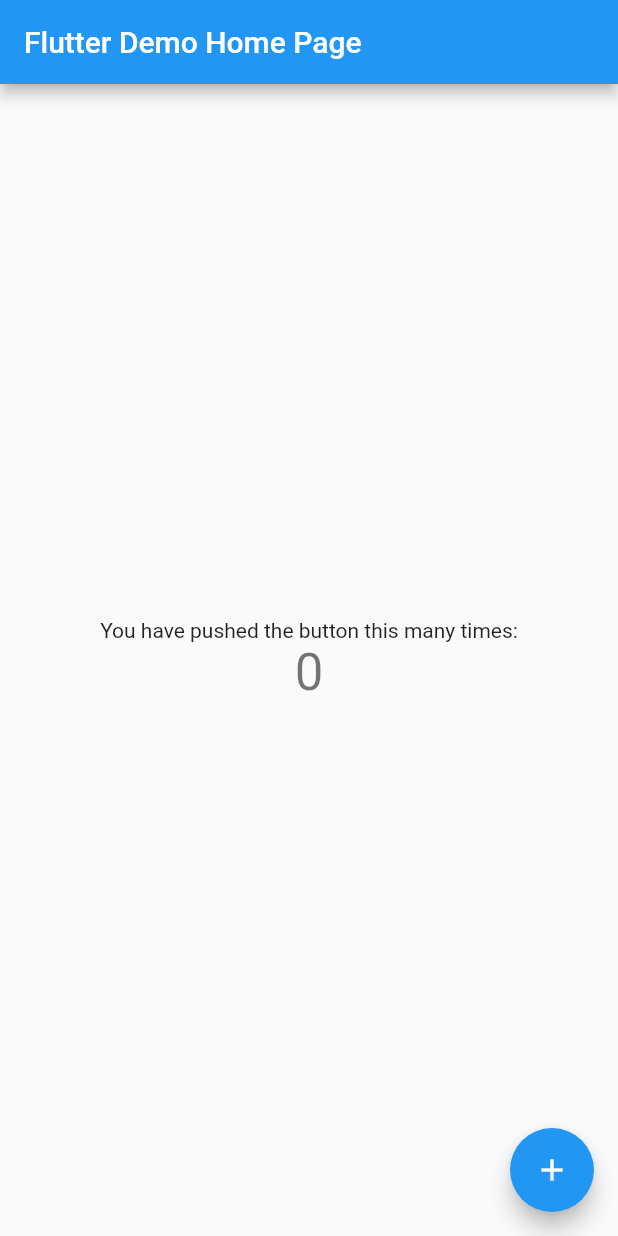
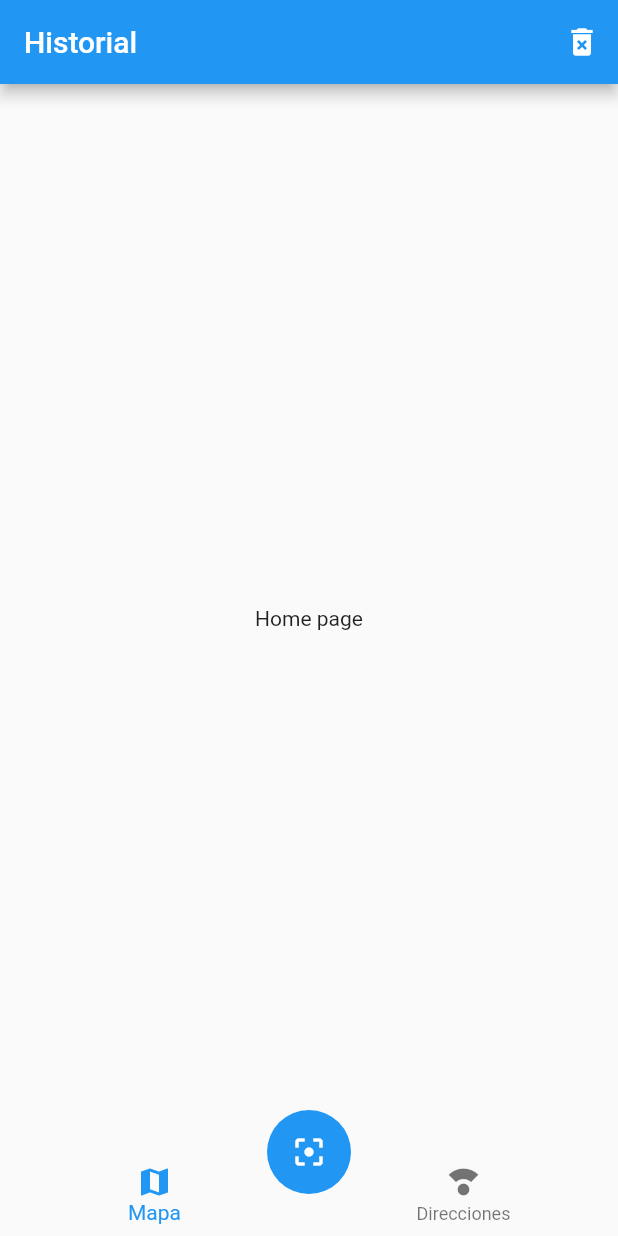
Before and after one commit to alcampospalacios/Flutter_qrreader, a Flutter app: the screen it shows after launch, on a phone screen of 412 x 824 dp. Run offline on Flutter 3.47's test engine with Material 2 defaults, Android fonts, the phone set to English and light mode, and no system bars.

Commit message:
[Added] home screen

```diff
--- a/lib/main.dart
+++ b/lib/main.dart
@@ -1,113 +1,6 @@
 import 'package:flutter/material.dart';
+import 'package:qrreader/src/app.dart';
 
 void main() {
   runApp(MyApp());
 }
-
-class MyApp extends StatelessWidget {
-  // This widget is the root of your application.
-  @override
-  Widget build(BuildContext context) {
-    return MaterialApp(
-      title: 'Flutter Demo',
-      theme: ThemeData(
-        // This is the theme of your application.
-        //
-        // Try running your application with "flutter run". You'll see the
-        // application has a blue toolbar. Then, without quitting the app, try
-        // changing the primarySwatch below to Colors.green and then invoke
-        // "hot reload" (press "r" in the console where you ran "flutter run",
-        // or simply save your changes to "hot reload" in a Flutter IDE).
-        // Notice that the counter didn't reset back to zero; the application
-        // is not restarted.
-        primarySwatch: Colors.blue,
-      ),
-      home: MyHomePage(title: 'Flutter Demo Home Page'),
-    );
-  }
-}
-
-class MyHomePage extends StatefulWidget {
-  MyHomePage({Key? key, required this.title}) : super(key: key);
-
-  // This widget is the home page of your application. It is stateful, meaning
-  // that it has a State object (defined below) that contains fields that affect
-  // how it looks.
-
-  // This class is the configuration for the state. It holds the values (in this
-  // case the title) provided by the parent (in this case the App widget) and
-  // used by the build method of the State. Fields in a Widget subclass are
-  // always marked "final".
-
-  final String title;
-
-  @override
-  _MyHomePageState createState() => _MyHomePageState();
-}
-
-class _MyHomePageState extends State<MyHomePage> {
-  int _counter = 0;
-
-  void _incrementCounter() {
-    setState(() {
-      // This call to setState tells the Flutter framework that something has
-      // changed in this State, which causes it to rerun the build method below
-      // so that the display can reflect the updated values. If we changed
-      // _counter without calling setState(), then the build method would not be
-      // called again, and so nothing would appear to happen.
-      _counter++;
-    });
-  }
-
-  @override
-  Widget build(BuildContext context) {
-    // This method is rerun every time setState is called, for instance as done
-    // by the _incrementCounter method above.
-    //
-    // The Flutter framework has been optimized to make rerunning build methods
-    // fast, so that you can just rebuild anything that needs updating rather
-    // than having to individually change instances of widgets.
-    return Scaffold(
-      appBar: AppBar(
-        // Here we take the value from the MyHomePage object that was created by
-        // the App.build method, and use it to set our appbar title.
-        title: Text(widget.title),
-      ),
-      body: Center(
-        // Center is a layout widget. It takes a single child and positions it
-        // in the middle of the parent.
-        child: Column(
-          // Column is also a layout widget. It takes a list of children and
-          // arranges them vertically. By default, it sizes itself to fit its
-          // children horizontally, and tries to be as tall as its parent.
-          //
-          // Invoke "debug painting" (press "p" in the console, choose the
-          // "Toggle Debug Paint" action from the Flutter Inspector in Android
-          // Studio, or the "Toggle Debug Paint" command in Visual Studio Code)
-          // to see the wireframe for each widget.
-          //
-          // Column has various properties to control how it sizes itself and
-          // how it positions its children. Here we use mainAxisAlignment to
-          // center the children vertically; the main axis here is the vertical
-          // axis because Columns are vertical (the cross axis would be
-          // horizontal).
-          mainAxisAlignment: MainAxisAlignment.center,
-          children: <Widget>[
-            Text(
-              'You have pushed the button this many times:',
-            ),
-            Text(
-              '$_counter',
-              style: Theme.of(context).textTheme.headline4,
-            ),
-          ],
-        ),
-      ),
-      floatingActionButton: FloatingActionButton(
-        onPressed: _incrementCounter,
-        tooltip: 'Increment',
-        child: Icon(Icons.add),
-      ), // This trailing comma makes auto-formatting nicer for build methods.
-    );
-  }
-}
--- /dev/null
+++ b/lib/src/app.dart
@@ -0,0 +1,18 @@
+import 'package:flutter/material.dart';
+
+import 'package:flutter/services.dart';
+import 'package:qrreader/src/routes/routes.dart';
+
+class MyApp extends StatelessWidget {
+  // This widget is the root of your application.
+  @override
+  Widget build(BuildContext context) {
+    SystemChrome.setSystemUIOverlayStyle(SystemUiOverlayStyle.light);
+
+    return MaterialApp(
+        debugShowCheckedModeBanner: false,
+        theme: ThemeData.light(),
+        initialRoute: '/',
+        routes: getApplicationRoutes());
+  }
+}
--- /dev/null
+++ b/lib/src/routes/routes.dart
@@ -0,0 +1,10 @@
+import 'package:flutter/material.dart';
+import 'package:qrreader/src/screens/home/home_screen.dart';
+import 'package:qrreader/src/screens/maps/maps_screen.dart';
+
+Map<String, WidgetBuilder> getApplicationRoutes() {
+  return <String, WidgetBuilder>{
+    '/': (BuildContext context) => HomeScreen(),
+    'maps': (_) => MapsScreen()
+  };
+}
--- /dev/null
+++ b/lib/src/screens/home/home_screen.dart
@@ -0,0 +1,25 @@
+import 'package:flutter/material.dart';
+
+import 'home_widget.dart';
+
+class HomeScreen extends StatelessWidget {
+  const HomeScreen({Key? key}) : super(key: key);
+
+  @override
+  Widget build(BuildContext context) {
+    return Scaffold(
+      appBar: AppBar(
+        title: Text('Historial'),
+        actions: [
+          IconButton(onPressed: () {}, icon: Icon(Icons.delete_forever))
+        ],
+      ),
+      body: Center(
+        child: Text('Home page'),
+      ),
+      bottomNavigationBar: CustomNavegationBar(),
+      floatingActionButton: ScanButton(),
+      floatingActionButtonLocation: FloatingActionButtonLocation.centerDocked,
+    );
+  }
+}
--- /dev/null
+++ b/lib/src/screens/home/home_widget.dart
@@ -0,0 +1,30 @@
+import 'package:flutter/material.dart';
+
+class CustomNavegationBar extends StatelessWidget {
+  const CustomNavegationBar({Key? key}) : super(key: key);
+
+  @override
+  Widget build(BuildContext context) {
+    return BottomNavigationBar(
+        elevation: 0,
+        currentIndex: 0,
+        items: <BottomNavigationBarItem>[
+          BottomNavigationBarItem(icon: Icon(Icons.map), label: 'Mapa'),
+          BottomNavigationBarItem(
+              icon: Icon(Icons.compass_calibration), label: 'Direcciones'),
+        ]);
+  }
+}
+
+class ScanButton extends StatelessWidget {
+  const ScanButton({Key? key}) : super(key: key);
+
+  @override
+  Widget build(BuildContext context) {
+    return FloatingActionButton(
+      elevation: 0,
+      onPressed: () {},
+      child: Icon(Icons.filter_center_focus),
+    );
+  }
+}
--- /dev/null
+++ b/lib/src/screens/maps/maps_screen.dart
@@ -0,0 +1,12 @@
+import 'package:flutter/material.dart';
+
+class MapsScreen extends StatelessWidget {
+  const MapsScreen({Key? key}) : super(key: key);
+
+  @override
+  Widget build(BuildContext context) {
+    return Container(
+      child: null,
+    );
+  }
+}
```
Also changed, not shown: lib/src/screens/maps/maps_widget.dart (added), 1 other file.
